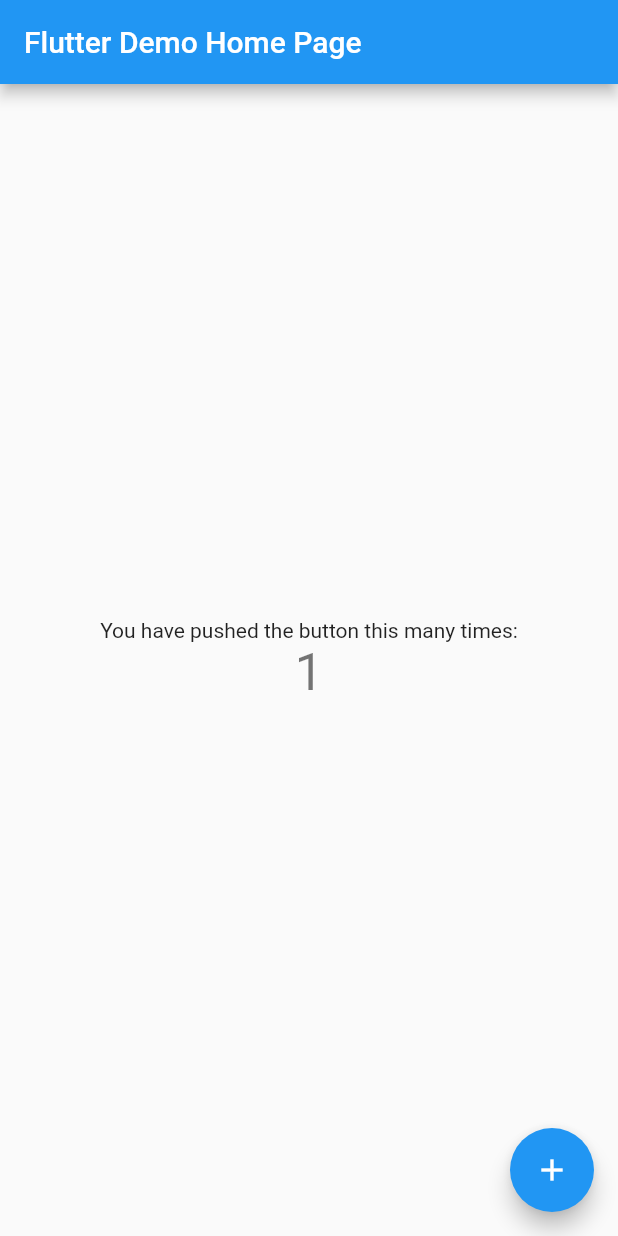
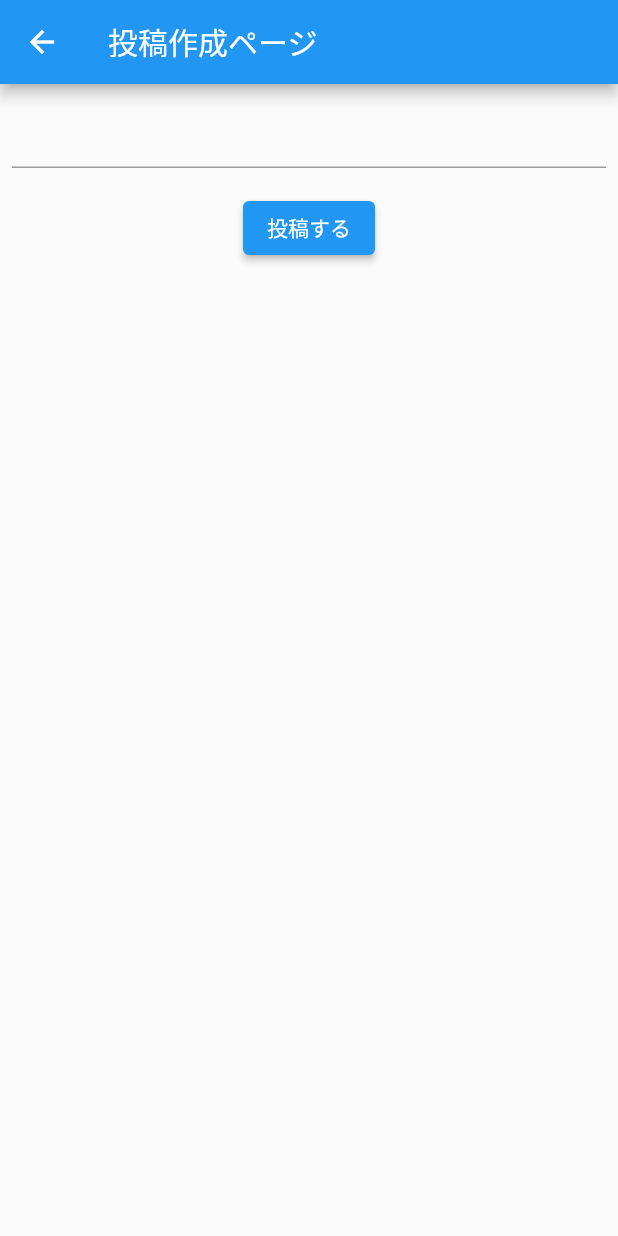
Before and after one commit to yuuya-1205/flutter_aws, a Flutter app: the screen it shows after launch, after a tap on the "add" icon, on a phone screen of 412 x 824 dp. Run offline on Flutter 3.47's test engine with Material 2 defaults, Android fonts, the phone set to English and light mode, and no system bars.

Commit message:
create_post.dart UI作成

```diff
--- /dev/null
+++ b/lib/create_post_page.dart
@@ -0,0 +1,34 @@
+import 'package:flutter/material.dart';
+
+class CreatePostPage extends StatelessWidget {
+  const CreatePostPage({super.key});
+
+  @override
+  Widget build(BuildContext context) {
+    final _textController = TextEditingController();
+    return Scaffold(
+      appBar: AppBar(title: const Text('投稿作成ページ')),
+      body: Padding(
+        padding: const EdgeInsets.all(8.0),
+        child: Column(
+          children: [
+            TextFormField(
+              controller: _textController,
+            ),
+            const SizedBox(
+              height: 16,
+            ),
+            Center(
+              child: ElevatedButton(
+                onPressed: () {
+                  Navigator.pop(context);
+                },
+                child: const Text('投稿する'),
+              ),
+            )
+          ],
+        ),
+      ),
+    );
+  }
+}
--- a/lib/main.dart
+++ b/lib/main.dart
@@ -1,4 +1,5 @@
 import 'package:flutter/material.dart';
+import 'package:flutter_aws_app/top_page.dart';
 
 void main() {
   runApp(const MyApp());
@@ -10,58 +11,10 @@
   @override
   Widget build(BuildContext context) {
     return MaterialApp(
-      title: 'Flutter Demo',
-      theme: ThemeData(
-        primarySwatch: Colors.blue,
-      ),
-      home: const MyHomePage(title: 'Flutter Demo Home Page'),
-    );
+        title: 'Flutter Demo',
+        theme: ThemeData(
+          primarySwatch: Colors.blue,
+        ),
+        home: TopPage());
   }
 }
-
-class MyHomePage extends StatefulWidget {
-  const MyHomePage({super.key, required this.title});
-
-  final String title;
-
-  @override
-  State<MyHomePage> createState() => _MyHomePageState();
-}
-
-class _MyHomePageState extends State<MyHomePage> {
-  int _counter = 0;
-
-  void _incrementCounter() {
-    setState(() {
-      _counter++;
-    });
-  }
-
-  @override
-  Widget build(BuildContext context) {
-    return Scaffold(
-      appBar: AppBar(
-        title: Text(widget.title),
-      ),
-      body: Center(
-        child: Column(
-          mainAxisAlignment: MainAxisAlignment.center,
-          children: <Widget>[
-            const Text(
-              'You have pushed the button this many times:',
-            ),
-            Text(
-              '$_counter',
-              style: Theme.of(context).textTheme.headlineMedium,
-            ),
-          ],
-        ),
-      ),
-      floatingActionButton: FloatingActionButton(
-        onPressed: _incrementCounter,
-        tooltip: 'Increment',
-        child: const Icon(Icons.add),
-      ), // This trailing comma makes auto-formatting nicer for build methods.
-    );
-  }
-}
--- /dev/null
+++ b/lib/top_page.dart
@@ -0,0 +1,26 @@
+import 'package:flutter/material.dart';
+import 'package:flutter_aws_app/create_post_page.dart';
+
+class TopPage extends StatelessWidget {
+  const TopPage({super.key});
+
+  @override
+  Widget build(BuildContext context) {
+    return Scaffold(
+      appBar: AppBar(
+        title: const Text('ToDoApp'),
+      ),
+      floatingActionButton: FloatingActionButton(
+        onPressed: () {
+          Navigator.push(
+            context,
+            MaterialPageRoute(
+              builder: ((context) => const CreatePostPage()),
+            ),
+          );
+        },
+        child: const Icon(Icons.add),
+      ),
+    );
+  }
+}
```
